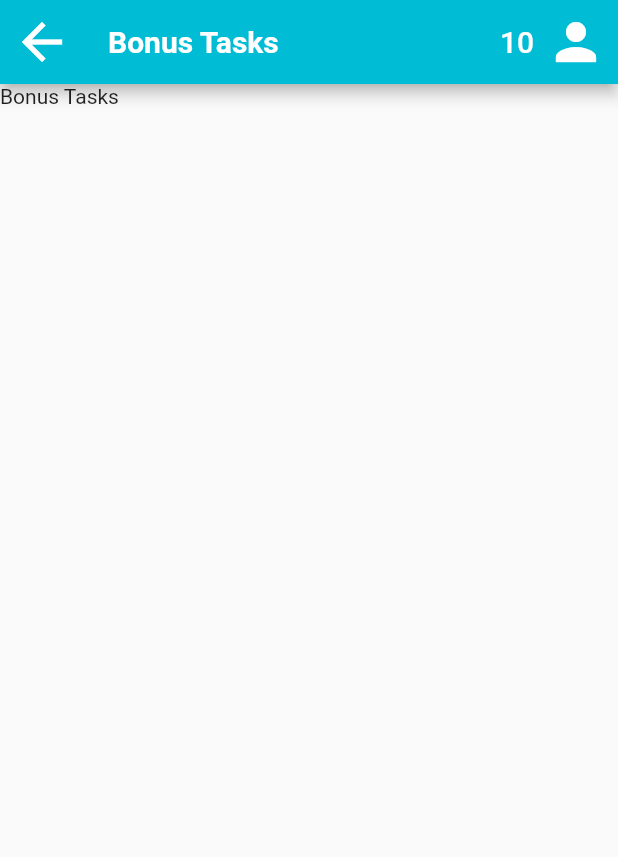
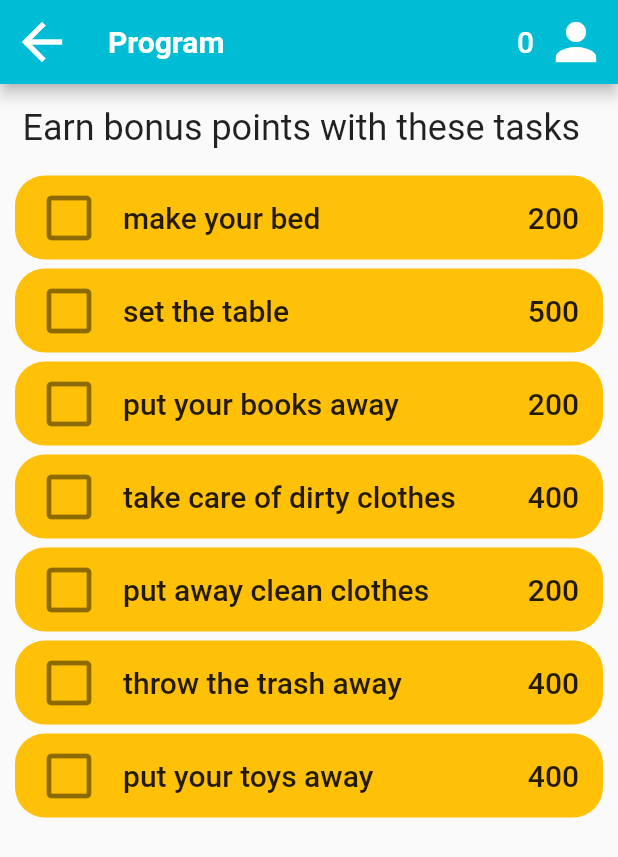
Before and after one commit to juliekitty/project_kidplanner, a Flutter app: the screen it shows after launch, scrolled down 469 dp, after a tap on the "star" icon, on a phone screen of 412 x 824 dp. Shown: the top 857 px of the screen. Run offline on Flutter 3.47's test engine with Material 2 defaults, Android fonts, the phone set to English and light mode, and no system bars; our stand-ins replace circular_countdown_timer, flutter_svg, sqflite, time, webview_flutter; missing offline and left inert: countdown_flutter, date_time_format, duration_picker; accounts and stored records are empty; Roboto replaces fonts that are missing (Futura).

Commit message:
improve home page, add bonus tasks

```diff
--- a/lib/src/classes/program.dart
+++ b/lib/src/classes/program.dart
@@ -36,10 +36,18 @@ class ProgramStep {
   String title, picture, animation;
   Duration duration;
   Widget widget;
+  bool done;
+  int points;
 
   // Konstruktor
   ProgramStep(
-      {this.title, this.duration, this.widget, this.picture, this.animation});
+      {this.title,
+      this.duration,
+      this.widget,
+      this.picture,
+      this.animation,
+      this.points,
+      this.done});
 
   String displayDuration() {
     return '${this.duration.inMinutes}:'
--- a/lib/src/components/appBar.dart
+++ b/lib/src/components/appBar.dart
@@ -33,9 +33,7 @@ Widget appBar(context, textTheme, appBarTitle) {
           .copyWith(fontWeight: FontWeight.w600, color: Colors.white),
     ),
     actions: <Widget>[
-      globals.exampleParticipant.score == 0
-          ? new SizedBox()
-          : _buildParticipantScore(),
+      _buildParticipantScore(),
       IconButton(
         icon: Icon(Icons.person),
         tooltip: 'Profile',
--- a/lib/src/libraries/globals.dart
+++ b/lib/src/libraries/globals.dart
@@ -7,7 +7,7 @@ import 'package:flutter/material.dart';
 
 // declaration of globals to use as examples in the App
 bool isLoggedIn = true;
-Participant exampleParticipant = Participant(id: 1, name: 'Mike', score: 10);
+Participant exampleParticipant = Participant(id: 1, name: 'Mike', score: 0);
 
 ValueNotifier<int> userNotifier = ValueNotifier(currentParticipant.score);
 
--- a/lib/views/bonusTasksView.dart
+++ b/lib/views/bonusTasksView.dart
@@ -1,14 +1,122 @@
 import 'package:flutter/widgets.dart';
 import 'package:flutter/material.dart';
+import 'package:flutter/rendering.dart';
+
+import 'package:time/time.dart';
+import 'package:date_time_format/date_time_format.dart';
+
 import 'package:project_kidplanner/src/components/appBar.dart';
+import 'package:project_kidplanner/src/classes/program.dart';
+import 'package:project_kidplanner/src/libraries/globals.dart' as globals;
 
-class BonusTasksView extends StatelessWidget {
+String timeReady(Program program) {
+  DateTime ready = DateTime.now() + program.getDuration();
+  return ready.format('H:i'); //ready.format('H:i:s');
+}
+
+final task1 = ProgramStep(title: 'make your bed', points: 200, done: false);
+final task2 = ProgramStep(title: 'set the table', points: 500, done: false);
+final task3 =
+    ProgramStep(title: 'put your books away', points: 200, done: false);
+final task4 =
+    ProgramStep(title: 'take care of dirty clothes', points: 400, done: false);
+final task5 =
+    ProgramStep(title: 'put away clean clothes', points: 200, done: false);
+final task6 =
+    ProgramStep(title: 'throw the trash away', points: 400, done: false);
+final task7 =
+    ProgramStep(title: 'put your toys away', points: 400, done: false);
+
+var bonusTasks = [task1, task2, task3, task4, task5, task6, task7];
+
+class BonusTasksView extends StatefulWidget {
+  @override
+  _BonusTasksViewState createState() => _BonusTasksViewState();
+}
+
+class _BonusTasksViewState extends State<BonusTasksView> {
   @override
   Widget build(BuildContext context) {
-//
+    Widget createTile(context, step) {
+      return Padding(
+        padding: const EdgeInsets.fromLTRB(10, 3, 10, 3),
+        child: ListTile(
+          tileColor: (step.done ? Colors.amber[100] : Colors.amber),
+          hoverColor: Colors.amber[200],
+          mouseCursor: MaterialStateMouseCursor.clickable,
+          enabled: (step.done ? false : true),
+          leading: (step.done
+              ? Icon(Icons.check_box)
+              : Icon(Icons.check_box_outline_blank)),
+          shape: RoundedRectangleBorder(
+              borderRadius: BorderRadius.all(Radius.circular(20))),
+          title: Text(
+            step.title.toString(),
+            textAlign: TextAlign.left,
+            style: Theme.of(context).textTheme.headline6,
+          ),
+          trailing: Text(
+            step.points.toString(),
+            style: Theme.of(context).textTheme.headline6,
+          ),
+          onTap: () {
+            if (!step.done) {
+              globals.currentParticipant.addToScore(step.points);
+              setState(() {
+                step.done = true;
+              });
+            }
+          },
+        ),
+      );
+    }
+
     return Scaffold(
-      appBar: appBar(context, Theme.of(context).textTheme, 'Bonus Tasks'),
-      body: Text('Bonus Tasks'),
+      appBar: appBar(context, Theme.of(context).textTheme, 'Program'),
+      body: ListView(
+        scrollDirection: Axis.vertical,
+        //shrinkWrap: true,
+        children: [
+          Padding(
+            padding: const EdgeInsets.all(15.0),
+            child: Text(
+              'Earn bonus points with these tasks',
+              style: Theme.of(context).textTheme.headline5,
+            ),
+          ),
+          bonusTasks.length == 0
+              ? new SizedBox()
+              : Column(
+                  children: [
+                    for (var item in bonusTasks) createTile(context, item)
+                  ],
+                ),
+        ],
+      ),
+      /*floatingActionButton: FloatingActionButton.extended(
+        label: Text('Begin'),
+        icon: Icon(Icons.keyboard_arrow_right),
+        onPressed: () {
+          Navigator.push(
+            context,
+            MaterialPageRoute(
+              builder: (context) => ProgramDetailsView(),
+              settings: RouteSettings(
+                arguments: program.programId,
+              ),
+            ),
+          );
+        },
+      ),*/
+/*
+ElevatedButton(
+                      child: Text(
+                        (buttonText != null ? buttonText : 'GO'),
+                        style: TextStyle(fontSize: 18),
+                      ),
+
+                    ),
+*/
     );
   }
 }
--- a/lib/views/programDetails.dart
+++ b/lib/views/programDetails.dart
@@ -106,7 +106,6 @@ class _ProgramDetailsViewState extends State<ProgramDetailsView> {
         duration: Duration(milliseconds: 350),
         curve: Curves.easeInOut,
       );
-      // TODO add points to score
       setState(() {
         globals.currentParticipant.addToScore(500);
       });
--- a/lib/views/programView.dart
+++ b/lib/views/programView.dart
@@ -38,7 +38,10 @@ class ProgramView extends StatelessWidget {
             textAlign: TextAlign.left,
             style: Theme.of(context).textTheme.headline6,
           ),
-          trailing: Text(step.displayDuration()),
+          trailing: Text(
+            step.displayDuration(),
+            style: Theme.of(context).textTheme.headline6,
+          ),
           /*child: GestureDetector(
             onTap: () {
               /*Navigator.push(
```
Also changed, not shown: lib/views/CountDownTimerView.dart (+11 -7 lines), lib/views/HomePage.dart (+15 -1 lines).
